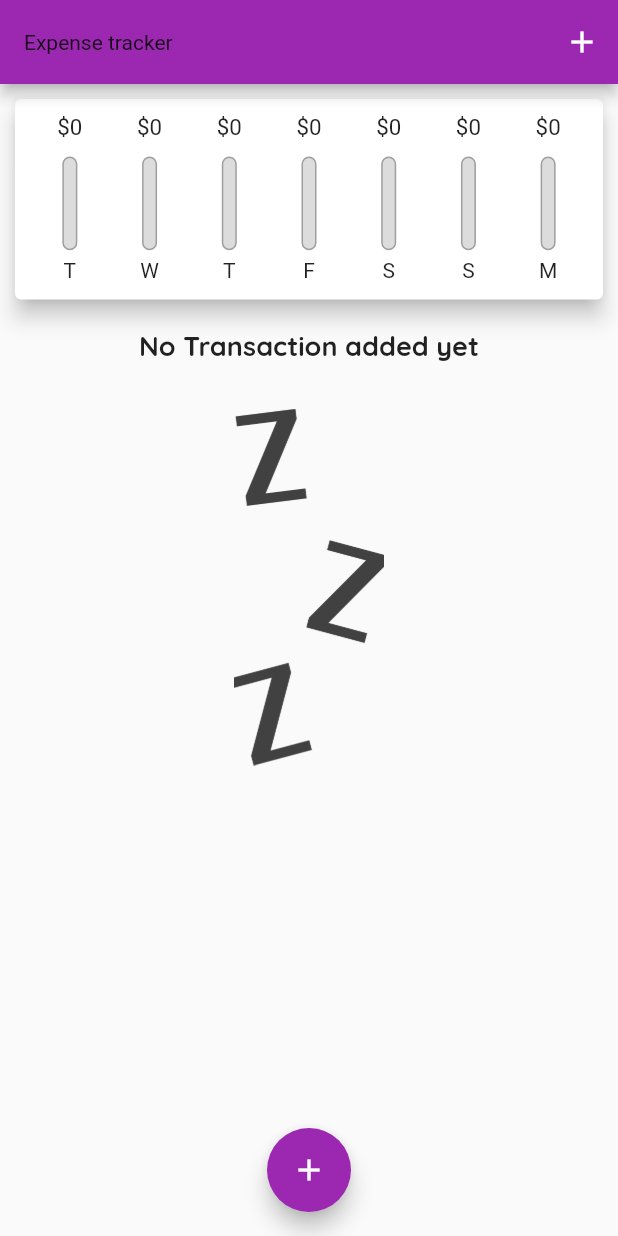
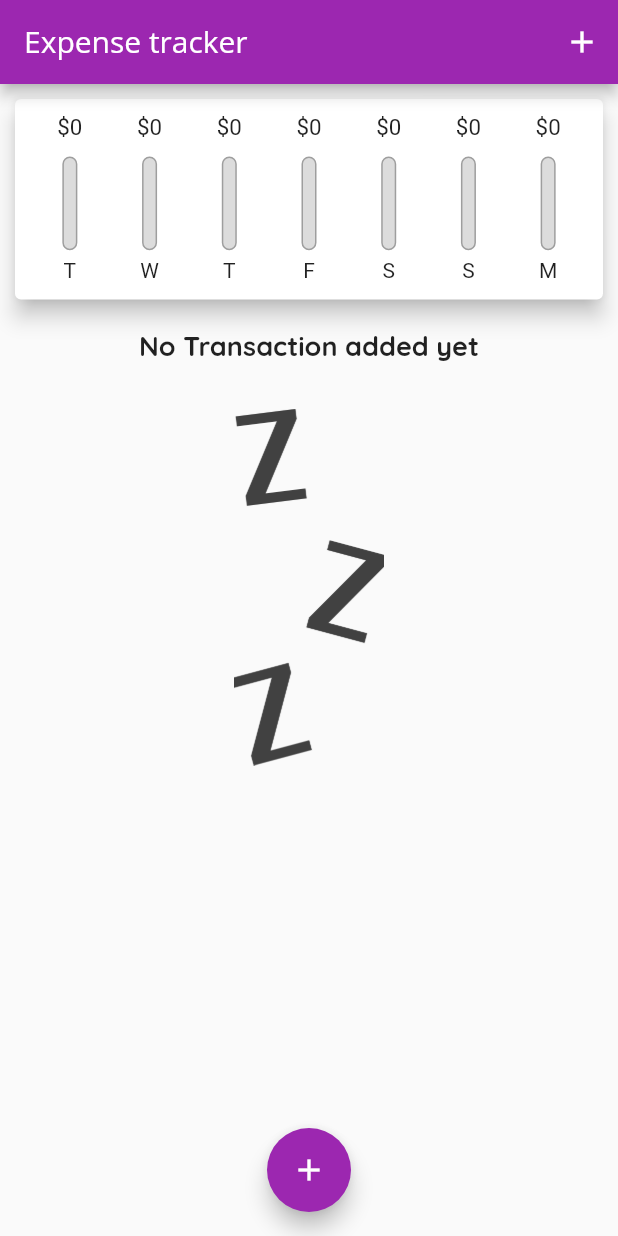
Before and after one commit to inedjosh/expense-tracker-app, a Flutter app: the screen it shows after launch, on a phone screen of 412 x 824 dp. Run offline on Flutter 3.47's test engine with Material 2 defaults, Android fonts, the phone set to English and light mode, and no system bars.

Commit message:
new updates

```diff
--- a/expense_tracker/lib/main.dart
+++ b/expense_tracker/lib/main.dart
@@ -35,7 +35,7 @@ class MyApp extends StatelessWidget {
               toolbarTextStyle: ThemeData.light()
                   .textTheme
                   .copyWith(
-                      headlineSmall: const TextStyle(
+                      titleLarge: const TextStyle(
                           fontFamily: 'QuickSand',
                           fontSize: 20,
                           fontWeight: FontWeight.bold))
@@ -60,15 +60,8 @@ class MyHomePage extends StatefulWidget {
   _MyHomePageState createState() => _MyHomePageState();
 }
 
-class _MyHomePageState extends State<MyHomePage> {
-  // late String titleInput;
-
-  final List<Transaction> _transactions = [
-    // Transaction(
-    //     title: 'my new shoe', id: 't1', amount: 600.00, date: DateTime.now()),
-    // Transaction(
-    //     title: 'my new hair', id: 't2', amount: 7000.00, date: DateTime.now())
-  ];
+class _MyHomePageState extends State<MyHomePage> with WidgetsBindingObserver {
+  final List<Transaction> _transactions = [];
 
   List<Transaction> get _recentTransactions {
     return _transactions.where((tx) {
@@ -89,6 +82,25 @@ class _MyHomePageState extends State<MyHomePage> {
   }
 
   bool _showChart = false;
+
+  @override
+  void initState() {
+    WidgetsBinding.instance.addObserver(this);
+    super.initState();
+  }
+
+  @override
+  void didChangeAppLifecycleState(AppLifecycleState state) {
+    print(state);
+
+    super.didChangeAppLifecycleState(state);
+  }
+
+  @override
+  void dispose() {
+    WidgetsBinding.instance.removeObserver(this);
+    super.dispose();
+  }
 
   void _deleteTransaction(String id) {
     setState(() {
@@ -111,7 +123,14 @@ class _MyHomePageState extends State<MyHomePage> {
         MediaQuery.of(context).orientation == Orientation.landscape;
     final dynamic appBar = Platform.isIOS
         ? CupertinoNavigationBar(
-            middle: const Text('Expense tracker'),
+            middle: const Text(
+              'Expense tracker',
+              style: TextStyle(
+                fontSize: 20,
+                fontFamily: 'OpenSans',
+                color: Colors.white,
+              ),
+            ),
             trailing: Row(
               mainAxisSize: MainAxisSize.min,
               children: [
@@ -122,7 +141,14 @@ class _MyHomePageState extends State<MyHomePage> {
             ),
           )
         : AppBar(
-            title: const Text('Expense tracker'),
+            title: const Text(
+              'Expense tracker',
+              style: TextStyle(
+                fontSize: 20,
+                fontFamily: 'OpenSans',
+                color: Colors.white,
+              ),
+            ),
             actions: <Widget>[
               IconButton(
                 icon: const Icon(Icons.add),
```
